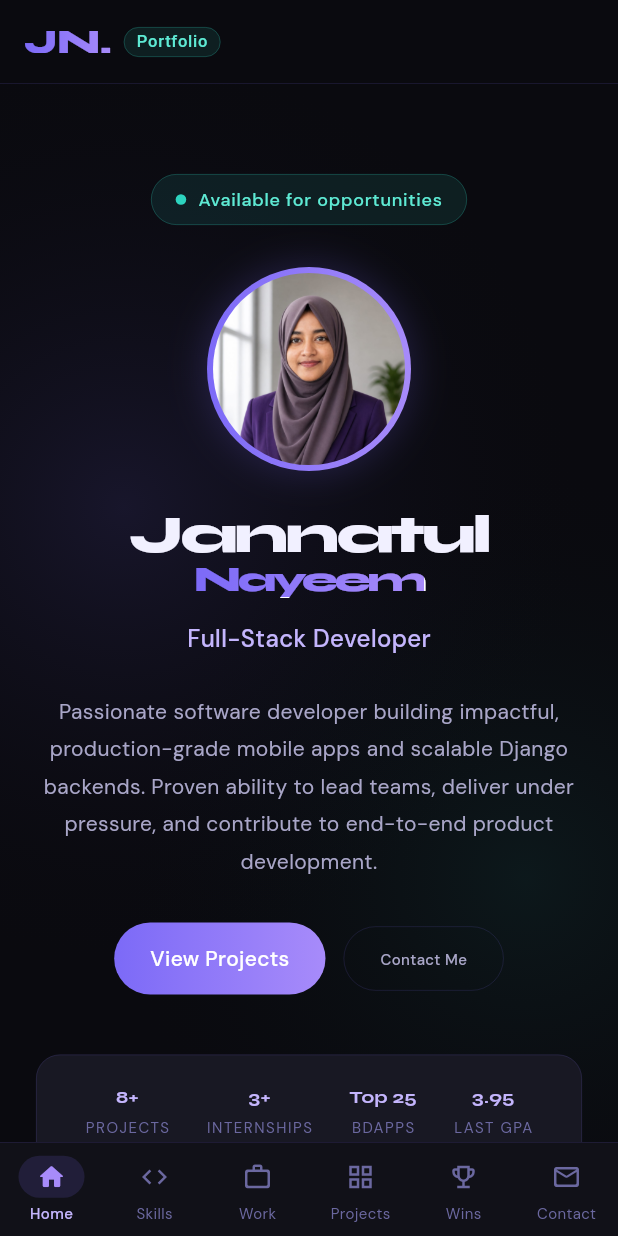
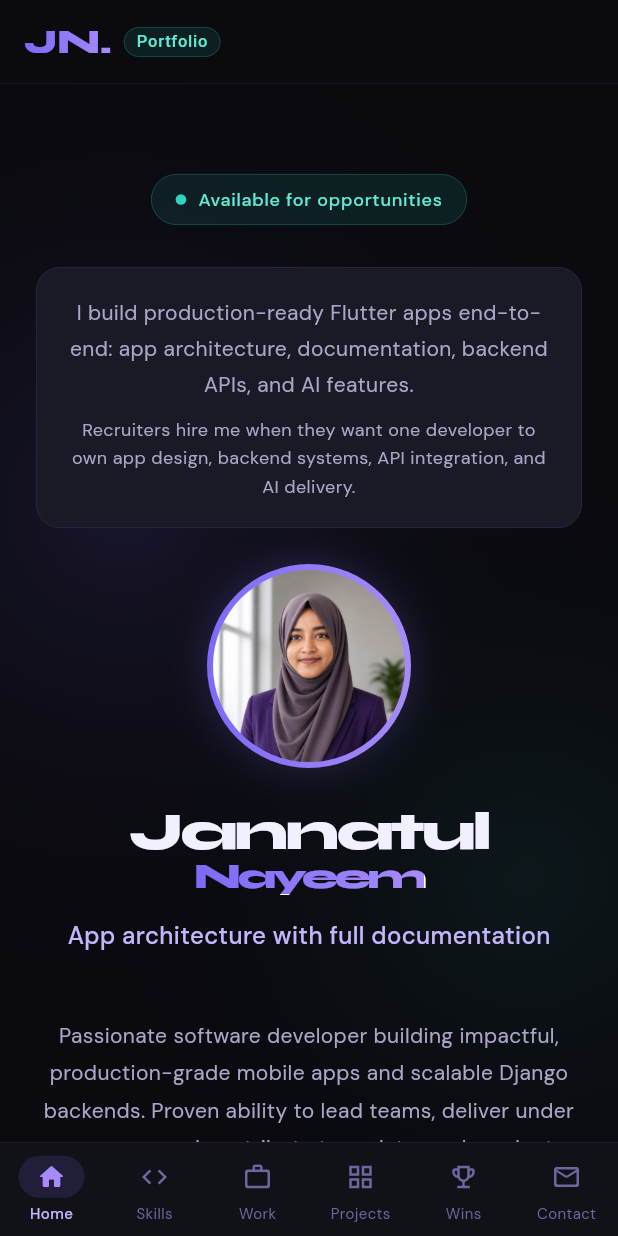
Before and after one commit to jannat93/portfolio_flutter, a Flutter app: the screen it shows after launch, on a phone screen of 412 x 824 dp. Run offline on Flutter 3.47's test engine with Material 3 defaults, Android fonts, the phone set to English and light mode, and no system bars; drawn by our look-alikes of animated_text_kit, flutter_animate; our stand-ins replace google_fonts.

Commit message:
changes in hero_screen

```diff
--- a/lib/data/portfolio_data.dart
+++ b/lib/data/portfolio_data.dart
@@ -90,11 +90,11 @@ class PortfolioData {
       'date': '1 Year',
       'company': 'IIUC',
       'role': 'Teaching Assistant',
-      'location': 'Chattogram, Bangladesh',
+      'location': 'International Islamic University Chittagong, Chattogram, Bangladesh',
       'award': null,
       'points': [
         'Conducted lab sessions for Software Development, Compiler Design, and DBMS.',
-        'Mentored 50+ students in programming, debugging, and core CS concepts.',
+        'Mentored 70+ students in programming, debugging, and core CS concepts.',
       ],
     },
   ];
--- a/lib/screens/hero_screen.dart
+++ b/lib/screens/hero_screen.dart
@@ -1,6 +1,5 @@
 import 'package:flutter/material.dart';
 import 'package:animated_text_kit/animated_text_kit.dart';
-import 'package:flutter_animate/flutter_animate.dart';
 import '../theme/app_theme.dart';
 import '../data/portfolio_data.dart';
 import '../widgets/common_widgets.dart';
@@ -20,7 +19,8 @@ class HeroScreen extends StatelessWidget {
             RevealWidget(
               delay: 0,
               child: Container(
-                padding: const EdgeInsets.symmetric(horizontal: 16, vertical: 8),
+                padding:
+                    const EdgeInsets.symmetric(horizontal: 16, vertical: 8),
                 decoration: BoxDecoration(
                   color: AppTheme.teal.withOpacity(0.1),
                   borderRadius: BorderRadius.circular(100),
@@ -47,6 +47,37 @@ class HeroScreen extends StatelessWidget {
               ),
             ),
             const SizedBox(height: 28),
+            RevealWidget(
+              delay: 25,
+              child: Container(
+                width: double.infinity,
+                padding:
+                    const EdgeInsets.symmetric(horizontal: 18, vertical: 18),
+                decoration: BoxDecoration(
+                  color: AppTheme.bg3,
+                  borderRadius: BorderRadius.circular(16),
+                  border: Border.all(color: AppTheme.cardBorder, width: 0.5),
+                ),
+                child: Column(
+                  crossAxisAlignment: CrossAxisAlignment.center,
+                  children: [
+                    Text(
+                      'I build production-ready Flutter apps end-to-end: app architecture, documentation, backend APIs, and AI features.',
+                      style: AppTheme.dmStyle(size: 14, height: 1.7),
+                      textAlign: TextAlign.center,
+                    ),
+                    const SizedBox(height: 8),
+                    Text(
+                      'Recruiters hire me when they want one developer to own app design, backend systems, API integration, and AI delivery.',
+                      style: AppTheme.dmStyle(
+                          size: 12, color: AppTheme.textSecondary, height: 1.6),
+                      textAlign: TextAlign.center,
+                    ),
+                  ],
+                ),
+              ),
+            ),
+            const SizedBox(height: 24),
             RevealWidget(
               delay: 50,
               child: Container(
@@ -105,12 +136,12 @@ class HeroScreen extends StatelessWidget {
             RevealWidget(
               delay: 200,
               child: SizedBox(
-                height: 32,
+                height: 40,
                 child: AnimatedTextKit(
                   repeatForever: true,
                   animatedTexts: [
                     TypewriterAnimatedText(
-                      'Full-Stack Developer',
+                      'App architecture with full documentation',
                       textStyle: AppTheme.dmStyle(
                         size: 16,
                         color: AppTheme.accent3,
@@ -119,7 +150,7 @@ class HeroScreen extends StatelessWidget {
                       speed: const Duration(milliseconds: 80),
                     ),
                     TypewriterAnimatedText(
-                      'Flutter & Dart Expert',
+                      'Backend systems and API integration',
                       textStyle: AppTheme.dmStyle(
                         size: 16,
                         color: AppTheme.accent3,
@@ -128,7 +159,7 @@ class HeroScreen extends StatelessWidget {
                       speed: const Duration(milliseconds: 80),
                     ),
                     TypewriterAnimatedText(
-                      'Django Backend Developer',
+                      'AI model design and app integration',
                       textStyle: AppTheme.dmStyle(
                         size: 16,
                         color: AppTheme.teal2,
@@ -137,7 +168,7 @@ class HeroScreen extends StatelessWidget {
                       speed: const Duration(milliseconds: 80),
                     ),
                     TypewriterAnimatedText(
-                      'ML Integration Specialist',
+                      'Flutter apps with backend, docs, and AI',
                       textStyle: AppTheme.dmStyle(
                         size: 16,
                         color: AppTheme.teal2,
@@ -149,7 +180,7 @@ class HeroScreen extends StatelessWidget {
                 ),
               ),
             ),
-            const SizedBox(height: 16),
+            const SizedBox(height: 26),
             RevealWidget(
               delay: 250,
               child: Text(
@@ -190,9 +221,9 @@ class HeroScreen extends StatelessWidget {
                   mainAxisAlignment: MainAxisAlignment.spaceAround,
                   children: PortfolioData.stats
                       .map((s) => _StatItem(
-                    value: s['value'],
-                    label: s['label'],
-                  ))
+                            value: s['value'],
+                            label: s['label'],
+                          ))
                       .toList(),
                 ),
               ),
@@ -205,9 +236,12 @@ class HeroScreen extends StatelessWidget {
                 spacing: 8,
                 runSpacing: 8,
                 children: [
-                  _InfoChip(icon: Icons.location_on_rounded, label: 'Chattogram, BD'),
-                  _InfoChip(icon: Icons.email_rounded, label: PortfolioData.email),
-                  _InfoChip(icon: Icons.phone_rounded, label: PortfolioData.phone),
+                  _InfoChip(
+                      icon: Icons.location_on_rounded, label: 'Chattogram, BD'),
+                  _InfoChip(
+                      icon: Icons.email_rounded, label: PortfolioData.email),
+                  _InfoChip(
+                      icon: Icons.phone_rounded, label: PortfolioData.phone),
                 ],
               ),
             ),
@@ -253,8 +287,7 @@ class _PrimaryBtn extends StatelessWidget {
       child: Container(
         padding: const EdgeInsets.symmetric(horizontal: 24, vertical: 14),
         decoration: BoxDecoration(
-          gradient: LinearGradient(
-              colors: [AppTheme.accent, AppTheme.accent2]),
+          gradient: LinearGradient(colors: [AppTheme.accent, AppTheme.accent2]),
           borderRadius: BorderRadius.circular(100),
         ),
         child: Text(label,
@@ -283,7 +316,9 @@ class _SecondaryBtn extends StatelessWidget {
         ),
         child: Text(label,
             style: AppTheme.dmStyle(
-                size: 10, color: AppTheme.textSecondary, weight: FontWeight.w500)),
+                size: 10,
+                color: AppTheme.textSecondary,
+                weight: FontWeight.w500)),
       ),
     );
   }
@@ -309,8 +344,7 @@ class _InfoChip extends StatelessWidget {
           Icon(icon, size: 13, color: AppTheme.accent2),
           const SizedBox(width: 6),
           Text(label,
-              style: AppTheme.dmStyle(
-                  size: 12, color: AppTheme.textSecondary)),
+              style: AppTheme.dmStyle(size: 12, color: AppTheme.textSecondary)),
         ],
       ),
     );
```
